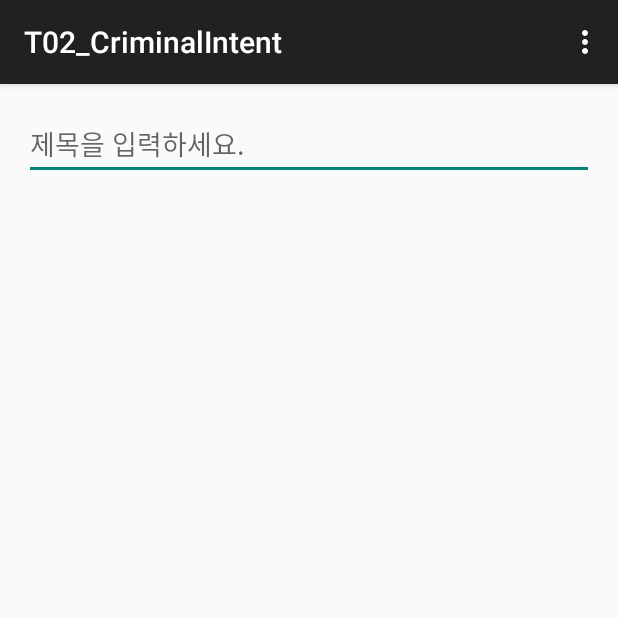
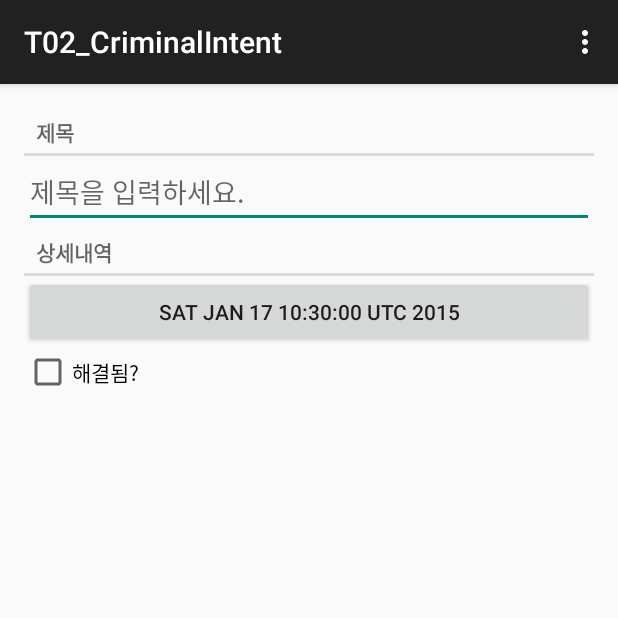
Before and after one commit to juns21/android_sample2, an Android app: the screen it shows after launch (MainActivity), on a phone screen of 412 x 824 dp, the top half of it. Run offline under Robolectric (Android 15) with nearby library versions, the phone set to English and light mode, and no system bars.

Commit message:
add fields - date/solved, add widgt button/checkbox

```diff
--- a/project2/app/src/main/java/com/example/c/t02_criminalintent/Crime.java
+++ b/project2/app/src/main/java/com/example/c/t02_criminalintent/Crime.java
@@ -1,5 +1,6 @@
 package com.example.c.t02_criminalintent;
 
+import java.util.Date;
 import java.util.UUID;
 
 /**
@@ -8,9 +9,12 @@ import java.util.UUID;
 public class Crime {
     private UUID mId;
     private String mTitle;
+    private Date mDate;
+    private boolean mSolved;
 
     public Crime() {
         mId = UUID.randomUUID();
+        mDate = new Date();
     }
 
     public UUID getId() {
@@ -24,4 +28,20 @@ public class Crime {
     public void setTitle(String title) {
         mTitle = title;
     }
+
+    public Date getDate() {
+        return mDate;
+    }
+
+    public void setDate(Date date) {
+        mDate = date;
+    }
+
+    public boolean isSolved() {
+        return mSolved;
+    }
+
+    public void setSolved(boolean solved) {
+        mSolved = solved;
+    }
 }
--- a/project2/app/src/main/java/com/example/c/t02_criminalintent/CrimeFragment.java
+++ b/project2/app/src/main/java/com/example/c/t02_criminalintent/CrimeFragment.java
@@ -8,6 +8,9 @@ import android.text.TextWatcher;
 import android.view.LayoutInflater;
 import android.view.View;
 import android.view.ViewGroup;
+import android.widget.Button;
+import android.widget.CheckBox;
+import android.widget.CompoundButton;
 import android.widget.EditText;
 
 
@@ -17,6 +20,8 @@ import android.widget.EditText;
 public class CrimeFragment extends Fragment {
     private Crime mCrime;
     private EditText mTitleField;
+    private Button mDateButton;
+    private CheckBox mSolvedCheckbox;
 
     public CrimeFragment() {
         // Required empty public constructor
@@ -34,6 +39,17 @@ public class CrimeFragment extends Fragment {
         // Inflate the layout for this fragment
         //return inflater.inflate(R.layout.fragment_crime, container, false);
         View v = inflater.inflate(R.layout.fragment_crime, container, false);
+        mDateButton = (Button) v.findViewById(R.id.crime_date);
+        mDateButton.setText(mCrime.getDate().toString());
+
+        mSolvedCheckbox = (CheckBox) v.findViewById(R.id.crime_solved);
+        mSolvedCheckbox.setOnCheckedChangeListener(new CompoundButton.OnCheckedChangeListener() {
+            @Override
+            public void onCheckedChanged(CompoundButton buttonView, boolean isChecked) {
+                mCrime.setSolved(isChecked);
+            }
+        });
+
         mTitleField = (EditText) v.findViewById(R.id.crime_title);
         mTitleField.addTextChangedListener(new TextWatcher() {
             @Override
--- a/project2/app/src/main/res/layout/fragment_crime.xml
+++ b/project2/app/src/main/res/layout/fragment_crime.xml
@@ -6,7 +6,12 @@
     android:orientation="vertical"
     tools:context="com.example.c.t02_criminalintent.CrimeFragment">
 
-    <!-- TODO: Update blank fragment layout -->
+    <TextView
+        android:layout_width="match_parent"
+        android:layout_height="wrap_content"
+        android:text="@string/crime_title_label"
+        style="?android:listSeparatorTextViewStyle"
+        />
     <EditText
         android:id="@+id/crime_title"
         android:layout_width="match_parent"
@@ -14,4 +19,23 @@
         android:hint="@string/crime_title_hint"
         />
 
+    <TextView
+        android:layout_width="match_parent"
+        android:layout_height="wrap_content"
+        android:text="@string/crime_details_label"
+        style="?android:listSeparatorTextViewStyle"
+        />
+    <Button
+        android:layout_width="match_parent"
+        android:layout_height="wrap_content"
+        android:id="@+id/crime_date"
+        />
+
+    <CheckBox
+        android:layout_width="wrap_content"
+        android:layout_height="wrap_content"
+        android:id="@+id/crime_solved"
+        android:text="@string/crime_solved_label"
+        />
+
 </LinearLayout>
--- a/project2/app/src/main/res/values/strings.xml
+++ b/project2/app/src/main/res/values/strings.xml
@@ -6,5 +6,8 @@
     <string name="action_settings">Settings</string>
     <string name="hello_blank_fragment">Hello blank fragment</string>
     <string name="crime_title_hint">제목을 입력하세요.</string>
+    <string name="crime_solved_label">해결됨?</string>
+    <string name="crime_title_label">제목</string>
+    <string name="crime_details_label">상세내역</string>
 
 </resources>
```
